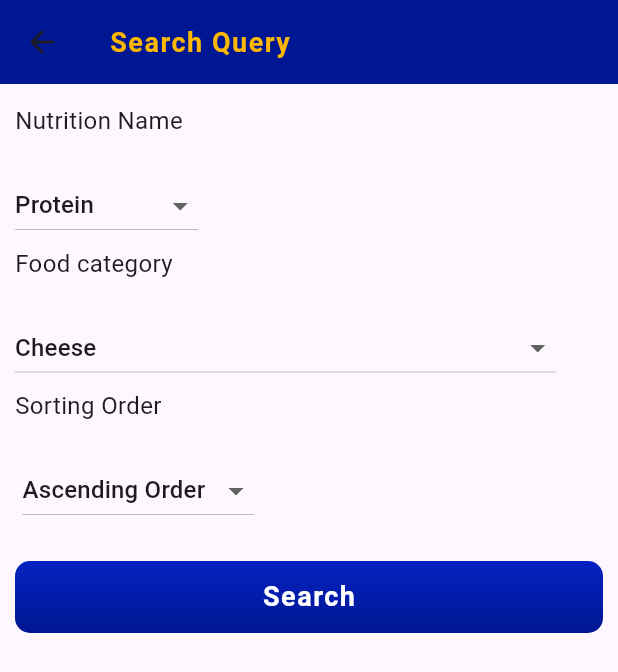
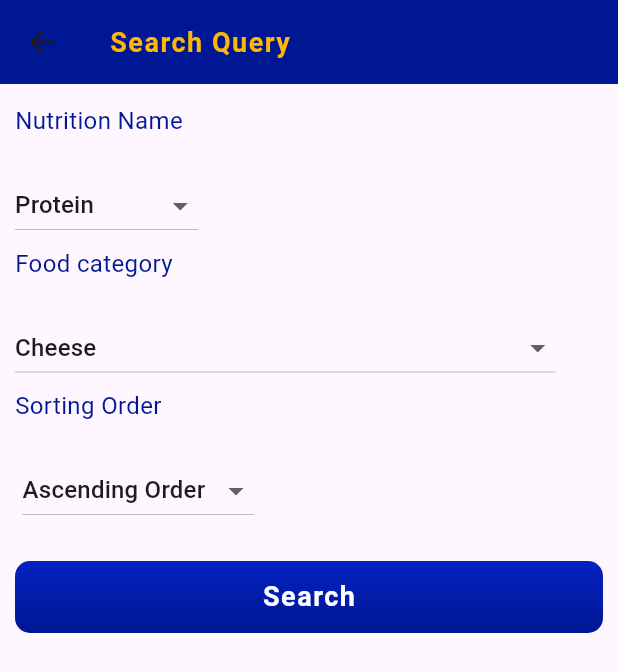
Before and after one commit to lakshitha119/recipe_app, a Flutter app: the SearchQueryAdd screen opened directly, on a phone screen of 412 x 824 dp. Shown: the top 672 px of the screen. Run offline on Flutter 3.47's test engine with Material 3 defaults, Android fonts, the phone set to English and light mode, and no system bars; our stand-ins replace animated_splash_screen, fl_chart, flutter_typeahead, fluttertoast, form_field_validator, google_fonts and 1 more; missing offline and left inert: path_provider_android; accounts and stored records are empty.

```diff
--- a/lib/screens/search_query_add.dart
+++ b/lib/screens/search_query_add.dart
@@ -99,7 +99,7 @@ class _SearchQueryAddState extends State<SearchQueryAdd> {
 
                   const Text(
                     'Nutrition Name',
-                    style: TextStyle(fontSize: 16),
+                    style: TextStyle(fontSize: 16, color: blue),
                   ),
                   DropdownWidget(
                     onChanged: (val) {
@@ -123,7 +123,7 @@ class _SearchQueryAddState extends State<SearchQueryAdd> {
 
                   const Text(
                     'Food category',
-                    style: TextStyle(fontSize: 16),
+                    style: TextStyle(fontSize: 16, color: blue),
                   ),
                   DropdownWidget(
                     onChanged: (val) {
@@ -147,7 +147,7 @@ class _SearchQueryAddState extends State<SearchQueryAdd> {
                   ),
                   const Text(
                     'Sorting Order',
-                    style: TextStyle(fontSize: 16),
+                    style: TextStyle(fontSize: 16, color: blue),
                   ),
 
                   Padding(
```
